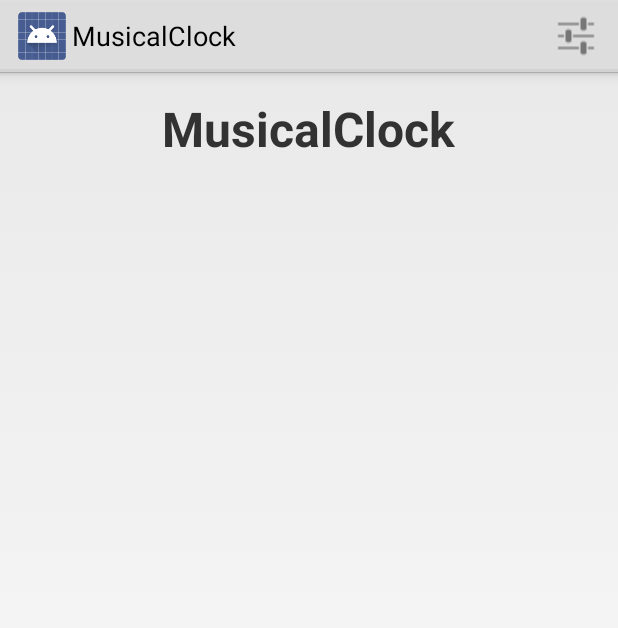
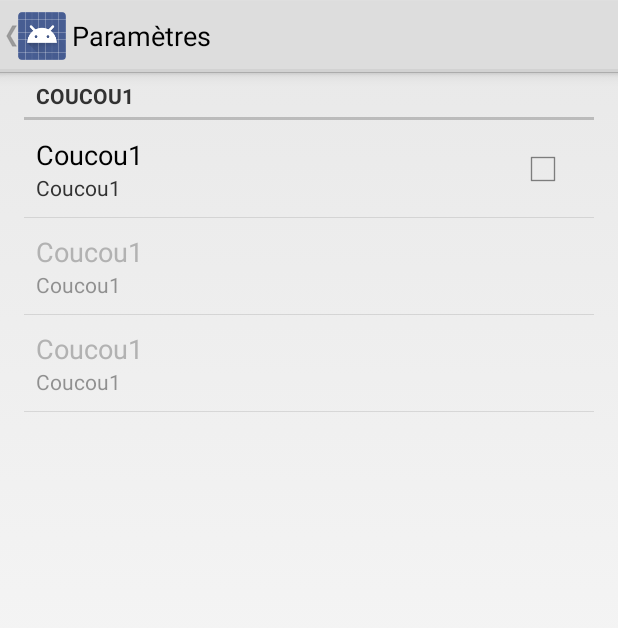
Before and after one commit to tkeunebr/musical-clock, an Android app: the screen it shows after launch (MainActivity before the commit, PreferencesActivity after it), after a tap on "Paramètres", on a phone screen of 412 x 824 dp. Shown: the top 628 px of the screen. Run offline under Robolectric (Android 15) with nearby library versions, the phone set to English and light mode, and no system bars.

Commit message:
Add basic preferences screen

```diff
--- a/MusicalClock/ic07-musical-clock/src/main/AndroidManifest.xml
+++ b/MusicalClock/ic07-musical-clock/src/main/AndroidManifest.xml
@@ -18,10 +18,12 @@
             android:label="@string/app_name">
             <intent-filter>
                 <action android:name="android.intent.action.MAIN" />
-
                 <category android:name="android.intent.category.LAUNCHER" />
             </intent-filter>
         </activity>
+        <activity
+            android:name="fr.tkeunebr.ic07.PreferencesActivity"
+            android:label="@string/action_settings" />
     </application>
 
 </manifest>
--- a/MusicalClock/ic07-musical-clock/src/main/java/fr/tkeunebr/ic07/MainActivity.java
+++ b/MusicalClock/ic07-musical-clock/src/main/java/fr/tkeunebr/ic07/MainActivity.java
@@ -1,8 +1,10 @@
 package fr.tkeunebr.ic07;
 
 import android.app.Activity;
+import android.content.Intent;
 import android.os.Bundle;
 import android.view.Menu;
+import android.view.MenuItem;
 
 public class MainActivity extends Activity {
 
@@ -17,4 +19,14 @@ public class MainActivity extends Activity {
 		getMenuInflater().inflate(R.menu.main, menu);
 		return true;
 	}
+
+	@Override
+	public boolean onOptionsItemSelected(MenuItem item) {
+		switch (item.getItemId()) {
+			case R.id.action_settings:
+				startActivity(new Intent(this, PreferencesActivity.class));
+				return true;
 		}
+		return super.onOptionsItemSelected(item);
+	}
+}
--- /dev/null
+++ b/MusicalClock/ic07-musical-clock/src/main/java/fr/tkeunebr/ic07/PreferencesActivity.java
@@ -0,0 +1,44 @@
+package fr.tkeunebr.ic07;
+
+import android.app.Activity;
+import android.os.Bundle;
+import android.preference.PreferenceFragment;
+import android.view.MenuItem;
+
+public class PreferencesActivity extends Activity {
+	@Override
+	protected void onCreate(Bundle savedInstanceState) {
+		super.onCreate(savedInstanceState);
+
+		getActionBar().setDisplayHomeAsUpEnabled(true);
+
+		// Display the fragment as the main content.
+		if (savedInstanceState == null) {
+			getFragmentManager().beginTransaction()
+					.replace(android.R.id.content, new SettingsFragment())
+					.commit();
+		}
+	}
+
+	@Override
+	public boolean onOptionsItemSelected(MenuItem item) {
+		switch (item.getItemId()) {
+			case android.R.id.home:
+				finish();
+		}
+		return super.onOptionsItemSelected(item);
+	}
+
+	public static class SettingsFragment extends PreferenceFragment {
+		public SettingsFragment() {
+		}
+
+		@Override
+		public void onCreate(Bundle savedInstanceState) {
+			super.onCreate(savedInstanceState);
+
+			// Load the preferences from an XML resource
+			addPreferencesFromResource(R.xml.preferences);
+		}
+	}
+}
--- /dev/null
+++ b/MusicalClock/ic07-musical-clock/src/main/res/xml/preferences.xml
@@ -0,0 +1,23 @@
+<?xml version="1.0" encoding="utf-8"?>
+
+<PreferenceScreen xmlns:android="http://schemas.android.com/apk/res/android">
+    <PreferenceCategory
+        android:title="Coucou1"
+        android:key="pref_key_storage_settings">
+        <CheckBoxPreference
+            android:key="pref_key_auto_delete"
+            android:summary="Coucou1"
+            android:title="Coucou1"
+            android:defaultValue="false" />
+        <Preference
+            android:key="pref_key_sms_delete_limit"
+            android:dependency="pref_key_auto_delete"
+            android:summary="Coucou1"
+            android:title="Coucou1" />
+        <Preference
+            android:key="pref_key_mms_delete_limit"
+            android:dependency="pref_key_auto_delete"
+            android:summary="Coucou1"
+            android:title="Coucou1" />
+    </PreferenceCategory>
+</PreferenceScreen>
```
Lines whose indentation alone changed are shown as unchanged.
